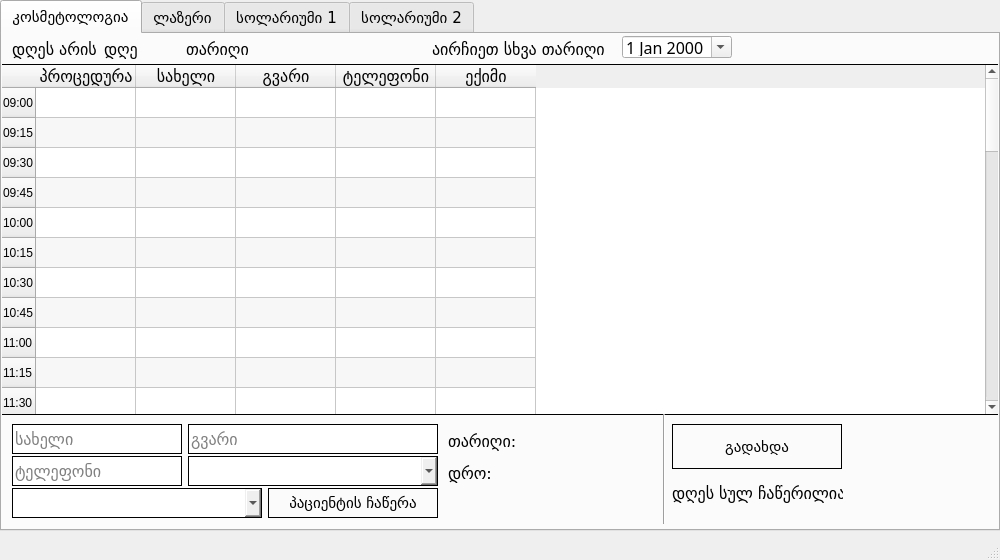
Above: ui/main_window.ui from bekashvelidze/renew-commercial before the change. Below: the same form after it.
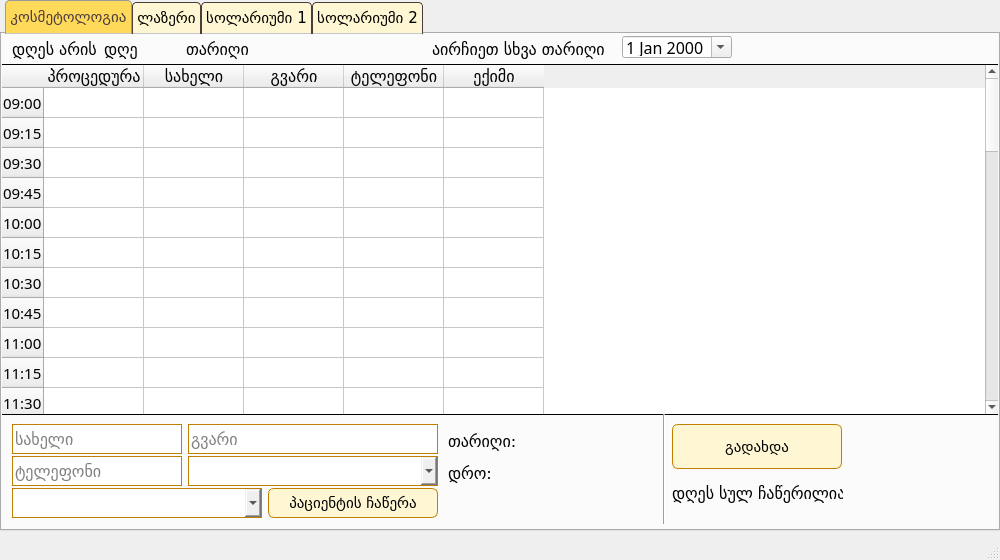
That is the form after the change.

What changed in the file:
```diff
--- a/ui/main_window.ui
+++ b/ui/main_window.ui
@@ -14,12 +14,38 @@
    <string>MainWindow</string>
   </property>
   <property name="styleSheet">
-   <string notr="true">QTabWidget:item {
-	text-align: center;
+   <string notr="true">QTabWidget::tab-bar {
+    left: 5px; /* move to the right by 5px */
+}
+
+/* Style the tab using the tab sub-control. Note that
+    it reads QTabBar _not_ QTabWidget */
+QTabBar::tab {
+    background: #FFF7D4;
+	border: 1px solid #4C3D3D;
+    border-bottom-color: #C2C7CB; /* same as the pane color */
+	border-top-left-radius: 4px;
+    border-top-right-radius: 4px;
+    min-width: 8ex;
+    padding: 4px;
+}
+
+QTabBar::tab:selected, QTabBar::tab:hover {
+    background: #FFD95A;
+	color: #4C3D3D;
+}
+
+QTabBar::tab:selected {
+    border-color: #9B9B9B;
+    border-bottom-color: #C2C7CB; /* same as pane color */
+}
+
+QTabBar::tab:!selected {
+    margin-top: 2px; /* make non-selected tabs look smaller */
 }
 
 QLineEdit {
-	border: 0.5px solid black;
+	border: 0.5px solid #C07F00;
 }
 
 QLineEdit:focus {
@@ -31,7 +57,7 @@
 }
 
 QComboBox {
-	border: 0.5px solid black;
+	border: 0.5px solid #C07F00;
 }
 
 QComboBox:hover {
@@ -39,7 +65,10 @@
 }
 
 QPushButton {
-	border: 1px solid black;
+	border: 1px solid #C07F00;
+	background: #FFF7D4;
+	border-radius: 6px;
+
 }
 
 QPushButton:hover {
@@ -63,15 +92,27 @@
       <pointsize>11</pointsize>
      </font>
     </property>
+    <property name="autoFillBackground">
+     <bool>false</bool>
+    </property>
     <property name="styleSheet">
      <string notr="true"/>
     </property>
     <property name="tabPosition">
      <enum>QTabWidget::North</enum>
     </property>
+    <property name="tabShape">
+     <enum>QTabWidget::Rounded</enum>
+    </property>
     <property name="currentIndex">
      <number>0</number>
     </property>
+    <property name="elideMode">
+     <enum>Qt::ElideNone</enum>
+    </property>
+    <property name="documentMode">
+     <bool>false</bool>
+    </property>
     <widget class="QWidget" name="cos">
      <attribute name="title">
       <string>კოსმეტოლოგია</string>
@@ -231,9 +272,7 @@
        </font>
       </property>
       <property name="styleSheet">
-       <string notr="true">QTableWidget :: hover {
-	background-color: red;
-}</string>
+       <string notr="true"/>
       </property>
       <property name="frameShape">
        <enum>QFrame::Panel</enum>
@@ -245,7 +284,7 @@
        <enum>Qt::ScrollBarAlwaysOn</enum>
       </property>
       <property name="alternatingRowColors">
-       <bool>true</bool>
+       <bool>false</bool>
       </property>
       <row>
        <property name="text">
```
Left out of the diff: 6 changed lines with no effect on the pictures.
